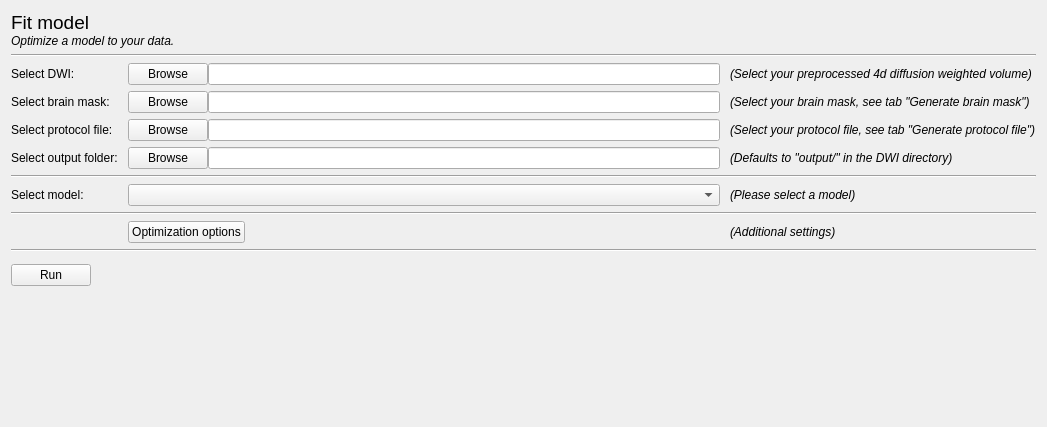
robbert-harms/MDT, file mdt/data/qt_designs/model_fit/fit_model_tab.ui: the form before one commit.
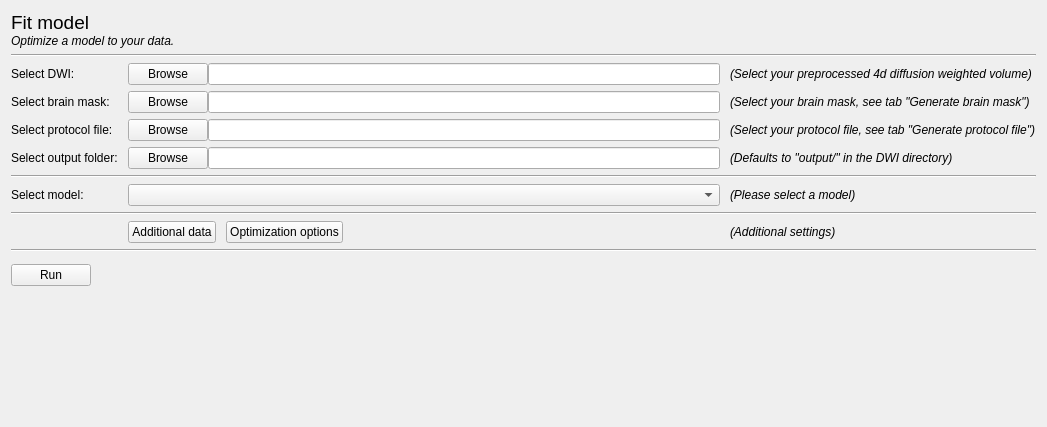
The form after the commit.

Patch:
```diff
--- a/mdt/data/qt_designs/model_fit/fit_model_tab.ui
+++ b/mdt/data/qt_designs/model_fit/fit_model_tab.ui
@@ -279,6 +279,16 @@
      </item>
      <item row="7" column="1">
       <layout class="QHBoxLayout" name="horizontalLayout_4">
+       <property name="spacing">
+        <number>10</number>
+       </property>
+       <item>
+        <widget class="QPushButton" name="additionalDataButton">
+         <property name="text">
+          <string>Additional data</string>
+         </property>
+        </widget>
+       </item>
        <item>
         <widget class="QPushButton" name="optimizationOptionsButton">
          <property name="text">
```
Left out of the diff: 2 changed lines with no effect on the pictures.
